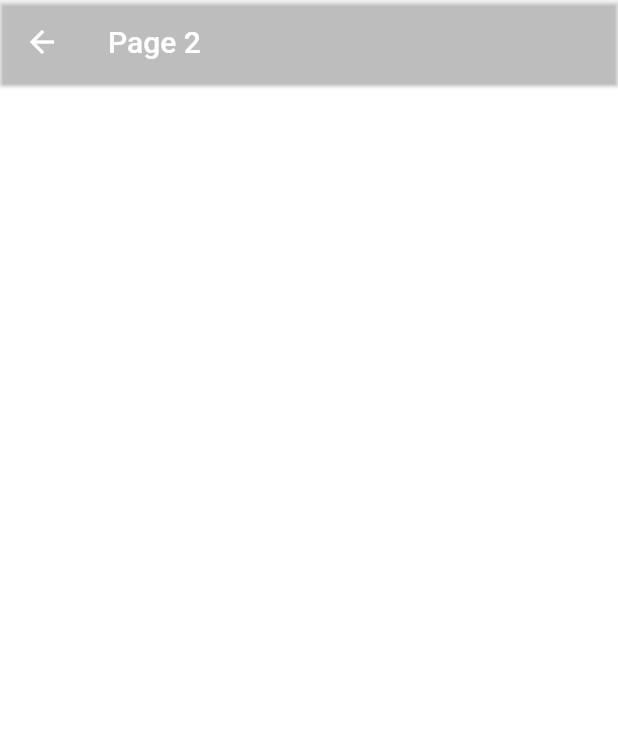
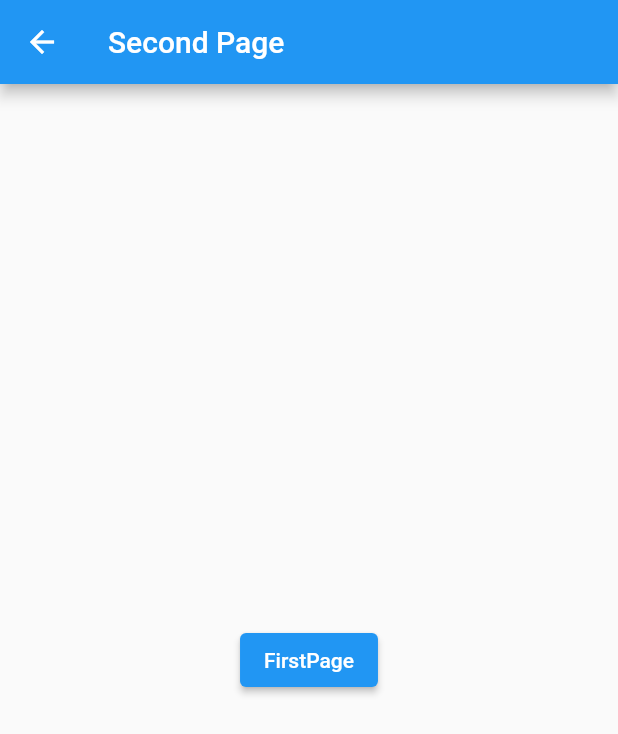
Before and after one commit to Rahulshahare/tiktik, a Flutter app: the screen it shows after launch, after a tap on "Go to page two", on a phone screen of 412 x 824 dp. Shown: the top 734 px of the screen. Run offline on Flutter 3.47's test engine with Material 2 defaults, Android fonts, the phone set to English and light mode, and no system bars.

Commit message:
Page Routig

```diff
--- a/lib/main.dart
+++ b/lib/main.dart
@@ -20,34 +20,21 @@ class MyApp extends StatelessWidget {
   }
 }
 
-// Adapted from Tensor Programming's multi-page app tutorial:
-// https://github.com/tensor-programming/dart_flutter_multi_page_app.
 class RoutesExample extends StatelessWidget {
   const RoutesExample({Key? key}) : super(key: key);
 
-  /// Route name is useful for navigating between routes.
-  /// ! Note: in the Flutter Catalog each example's names are class names
-  /// (cf. [routeName] in my_route.dart). That's why we know this page's route
-  /// name is "/RoutesExample".
-  /// But be careful not to use [--obfuscate] flag when building the apk,
-  /// otherwise [runtimeType.toString()] changes
-  /// (cf. https://flutter.dev/docs/deployment/obfuscate#caveat).
-  static const kRouteName = '/RoutesExample';
-
   @override
   Widget build(BuildContext context) {
-    debugPrint('RouteName=${ModalRoute.of(context)?.settings.name}');
     return Scaffold(
       appBar: AppBar(
-        automaticallyImplyLeading: false,
-        title: const Text('Page 1'),
+        title: const Text('First Page'),
       ),
       body: Center(
         child: ElevatedButton(
           onPressed: () {
-            // Navigator maintains a stack-like structure of pages. Jumping
-            // between routes is by push/pop of Navigator.
-            Navigator.push(context, _PageTwo());
+            //Navigator.push(context, _PageTwo());
+            Navigator.of(context)
+                .push(MaterialPageRoute(builder: (context) => SecondPage()));
           },
           child: const Text('Go to page two'),
         ),
@@ -56,89 +43,24 @@ class RoutesExample extends StatelessWidget {
   }
 }
 
-// <void> means this route returns nothing.
-class _PageTwo extends MaterialPageRoute<void> {
-  _PageTwo()
-      : super(
-          builder: (BuildContext context) {
+class SecondPage extends StatelessWidget {
+  const SecondPage({Key? key}) : super(key: key);
+
+  @override
+  Widget build(BuildContext context) {
     return Scaffold(
       appBar: AppBar(
-                title: const Text('Page 2'),
-                elevation: 1.0,
-                backgroundColor: Colors.white10,
+        title: const Text('Second Page'),
       ),
-              // *Note*: use a Builder instead of directly giving the body, so
-              // that Scaffold.of(context) won't throw exception, c.f.
-              // https://stackoverflow.com/a/51304732.
-              body: Builder(
-                builder: (BuildContext context) => Container(
-                  color: Colors.white,
-                  height: double.infinity,
-                  width: double.infinity,
-                  child: Center(
-                      child: const Text(
-                    'PageTwo',
-                    style: TextStyle(color: Colors.white),
-                  )),
+      body: Center(
+        child: ElevatedButton(
+          onPressed: () {
+            //Navigator.push(context, _PageTwo());
+            Navigator.pop(context);
+          },
+          child: const Text('FirstPage'),
         ),
       ),
     );
-          },
-        );
   }
-
-// MaterialPageRoute<String> returns a Future<String>.
-class _PageThree extends MaterialPageRoute<String> {
-  _PageThree()
-      : super(
-          builder: (BuildContext context) {
-            return Scaffold(
-              appBar: AppBar(
-                title: const Text('Last page'),
-                elevation: 2.0,
-                actions: <Widget>[
-                  IconButton(
-                    icon: const Icon(Icons.close),
-                    onPressed: () {
-                      Navigator.pop(context);
-                    },
-                  ),
-                ],
-              ),
-              body: Padding(
-                padding: const EdgeInsets.all(32.0),
-                child: ListView(
-                  children: <Widget>[
-                    ListTile(
-                      leading: const CircleAvatar(child: Text('1')),
-                      title: const Text('user1@example.com'),
-                      onTap: () => Navigator.pop(context, 'user1@example.com'),
-                    ),
-                    ListTile(
-                      leading: const CircleAvatar(child: Text('2')),
-                      title: const Text('user2@example.com'),
-                      onTap: () => Navigator.pop(context, 'user2@example.com'),
-                    ),
-                    ListTile(
-                      leading: const CircleAvatar(child: Text('3')),
-                      title: const Text('user3@example.com'),
-                      onTap: () => Navigator.pop(context, 'user3@example.com'),
-                    ),
-                    const Divider(),
-                    MaterialButton(
-                      onPressed: () {
-                        // Pops until reaching a route with that route name.
-                        Navigator.popUntil(
-                          context,
-                          ModalRoute.withName(RoutesExample.kRouteName),
-                        );
-                      },
-                      child: const Text('Go home'),
-                    ),
-                  ],
-                ),
-              ),
-            );
-          },
-        );
 }
```
Lines whose indentation alone changed are shown as unchanged.
